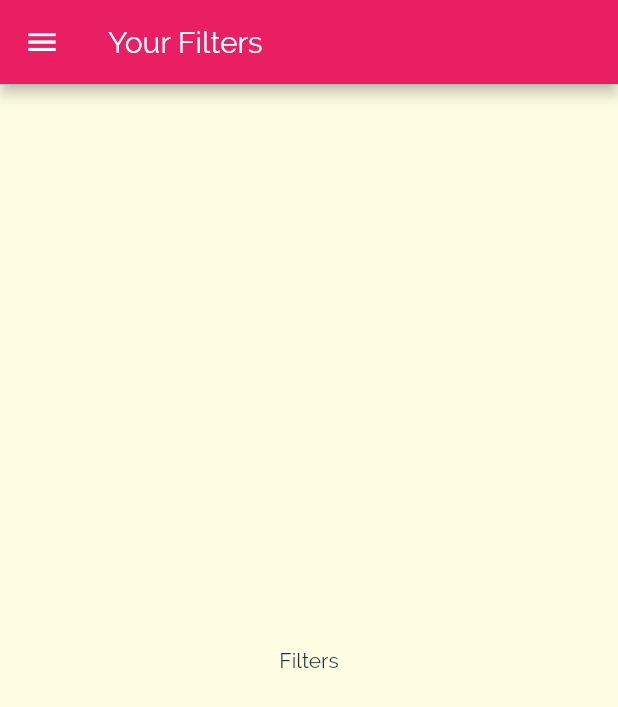
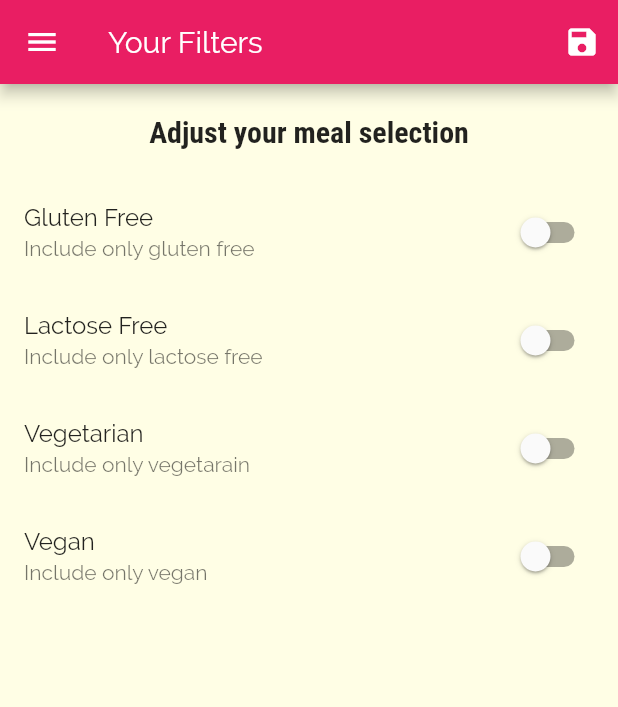
Before and after one commit to adityatawade12/flutter_mealsapp, a Flutter app: the FilterScreen screen opened by its route, on a phone screen of 412 x 824 dp. Shown: the top 707 px of the screen. Run offline on Flutter 3.47's test engine with Material 2 defaults, Android fonts, the phone set to English and light mode, and no system bars; statements that could not run were skipped.

Commit message:
added filters

```diff
--- a/lib/main.dart
+++ b/lib/main.dart
@@ -1,16 +1,53 @@
 import 'package:flutter/material.dart';
+import 'package:flutter_mealsapp/dummy_data.dart';
 import 'package:flutter_mealsapp/screens/categories_screen.dart';
 import 'package:flutter_mealsapp/screens/category_meals_screen.dart';
 import 'package:flutter_mealsapp/screens/filters_screen.dart';
 import 'package:flutter_mealsapp/screens/meal_details.dart';
 import 'package:flutter_mealsapp/screens/tabs_screen.dart';
 
+import 'models/meal.dart';
+
 void main() {
   runApp(MyApp());
 }
 
-class MyApp extends StatelessWidget {
+class MyApp extends StatefulWidget {
   // This widget is the root of your application.
+  @override
+  _MyAppState createState() => _MyAppState();
+}
+
+class _MyAppState extends State<MyApp> {
+  Map<String, bool> _filters = {
+    "gluten": false,
+    "lactose": false,
+    "vegan": false,
+    "vegetarian": false
+  };
+  List<Meal> _availableMeals = DUMMY_MEALS;
+
+  void _setFilters(Map<String, bool> filterData) {
+    setState(() {
+      _filters = filterData;
+      _availableMeals = DUMMY_MEALS.where((meal) {
+        if (_filters["gluten"] == true && !meal.isGlutenFree) {
+          return false;
+        }
+        if (_filters["lactose"] == true && !meal.isLactoseFree) {
+          return false;
+        }
+        if (_filters["vegan"] == true && !meal.isVegan) {
+          return false;
+        }
+        if (_filters["vegetarian"] == true && !meal.isVegetarian) {
+          return false;
+        }
+        return true;
+      }).toList();
+    });
+  }
+
   @override
   Widget build(BuildContext context) {
     return MaterialApp(
@@ -32,9 +69,10 @@ class MyApp extends StatelessWidget {
       initialRoute: "/",
       routes: {
         "/": (ctx) => TabsScreen(),
-        CategoryMealsScreen.routename: (ctx) => CategoryMealsScreen(),
+        CategoryMealsScreen.routename: (ctx) =>
+            CategoryMealsScreen(_availableMeals),
         MeailDetailsScreen.routename: (ctx) => MeailDetailsScreen(),
-        FilterScreen.routename: (ctx) => FilterScreen()
+        FilterScreen.routename: (ctx) => FilterScreen(_filters, _setFilters)
       },
       onGenerateRoute: (settings) {
         return MaterialPageRoute(builder: (ctx) => CategoriesScreen());
--- a/lib/screens/favourites_screen.dart
+++ b/lib/screens/favourites_screen.dart
@@ -6,7 +6,7 @@ class FavouritesScreen extends StatelessWidget {
   @override
   Widget build(BuildContext context) {
     return Center(
-      child: Text("Screen"),
+      child: Text("You have no favourites yet!"),
     );
   }
 }
--- a/lib/screens/filters_screen.dart
+++ b/lib/screens/filters_screen.dart
@@ -1,18 +1,103 @@
 import 'package:flutter/material.dart';
 import 'package:flutter_mealsapp/widgets/main_drawer.dart';
 
-class FilterScreen extends StatelessWidget {
+class FilterScreen extends StatefulWidget {
   static const routename = "/filters";
+  final Function saveFilters;
+  final Map<String, bool> currentFilters;
+  FilterScreen(this.currentFilters, this.saveFilters);
+
+  @override
+  _FilterScreenState createState() => _FilterScreenState();
+}
+
+class _FilterScreenState extends State<FilterScreen> {
+  bool _glutenFree = false;
+  var _vegetarian = false;
+  var _vegan = false;
+  var _lactoseFree = false;
+
+  @override
+  void initState() {
+    _glutenFree = widget.currentFilters["gluten"] as bool;
+    _vegetarian = widget.currentFilters["vegetarian"] as bool;
+    _vegan = widget.currentFilters["vegan"] as bool;
+    _lactoseFree = widget.currentFilters["lactose"] as bool;
+    super.initState();
+  }
+
+  Widget _buildListTile(String title, String description, bool currentValue,
+      Function(bool) updateValue) {
+    return SwitchListTile(
+      value: currentValue,
+      onChanged: updateValue,
+      title: Text(title),
+      subtitle: Text(description),
+    );
+  }
 
   @override
   Widget build(BuildContext context) {
     return Scaffold(
       appBar: AppBar(
         title: Text("Your Filters"),
+        actions: [
+          IconButton(
+              onPressed: () {
+                var newFilters = {
+                  "gluten": _glutenFree,
+                  "lactose": _lactoseFree,
+                  "vegan": _vegan,
+                  "vegetarian": _vegetarian
+                };
+
+                widget.saveFilters(newFilters);
+              },
+              icon: Icon(Icons.save))
+        ],
       ),
       drawer: MainDrawer(),
-      body: Center(
-        child: Text("Filters"),
+      body: Column(
+        children: [
+          Container(
+            padding: EdgeInsets.all(20),
+            child: Text(
+              "Adjust your meal selection",
+              style: Theme.of(context).textTheme.headline6,
+            ),
+          ),
+          Expanded(
+              child: ListView(
+            children: [
+              _buildListTile(
+                  'Gluten Free', "Include only gluten free", _glutenFree,
+                  (newval) {
+                setState(() {
+                  _glutenFree = newval;
+                });
+              }),
+              _buildListTile(
+                  'Lactose Free', "Include only lactose free", _lactoseFree,
+                  (newval) {
+                setState(() {
+                  _lactoseFree = newval;
+                });
+              }),
+              _buildListTile(
+                  'Vegetarian', "Include only vegetarain", _vegetarian,
+                  (newval) {
+                setState(() {
+                  _vegetarian = newval;
+                });
+              }),
+              _buildListTile('Vegan', "Include only vegan", _vegan, (newval) {
+                setState(() {
+                  _vegan = newval;
+                });
+              })
+            ],
+          ))
+        ],
       ),
     );
   }
```
Also changed, not shown: lib/screens/category_meals_screen.dart (+50 -16 lines), lib/screens/meal_details.dart (+8 -1 lines), lib/widgets/meal_item.dart (+10 -2 lines).
